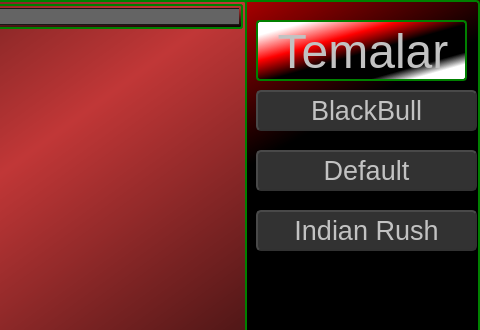
Above: gui.ui from nicktimur/Python-OOP-MP3-Player before the change; both pictures show x 734 to 1214 and y 0 to 330 of the 1214 by 669 pixel window. Below: the same form after it.
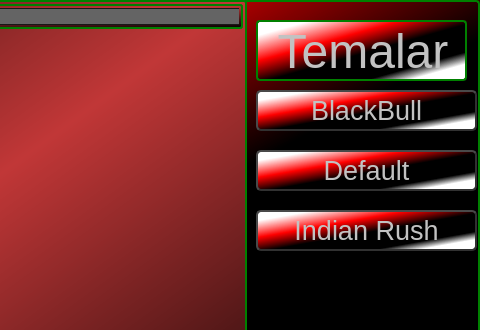
That is the form after the change. Icons and pictures are not drawn.

Commit message: Son güncelleme - TEMA BUTONLARI DEĞİŞTİ

Patch:
```diff
--- a/gui.ui
+++ b/gui.ui
@@ -746,7 +746,7 @@
     border: 2px solid #313131;
     border-radius: 5px;
     border-style: outset;
-    background:  rgb(50, 50, 50);
+   background-color: qlineargradient(spread:pad, x1:0, y1:0, x2:1, y2:1, stop:0.125 rgba(255, 255, 255, 255), stop:0.340909 rgba(255, 0, 0, 255), stop:0.528409 rgba(0, 0, 0, 255), stop:0.761364 rgba(0, 0, 0, 255), stop:0.863636 rgba(255, 255, 255, 255));
     }
 
 QPushButton:hover {
@@ -837,7 +837,7 @@
     border: 2px solid #313131;
     border-radius: 5px;
     border-style: outset;
-    background:  rgb(50, 50, 50);
+    background-color: qlineargradient(spread:pad, x1:0, y1:0, x2:1, y2:1, stop:0.125 rgba(255, 255, 255, 255), stop:0.340909 rgba(255, 0, 0, 255), stop:0.528409 rgba(0, 0, 0, 255), stop:0.761364 rgba(0, 0, 0, 255), stop:0.863636 rgba(255, 255, 255, 255));
     }
 
 QPushButton:hover {
@@ -875,7 +875,7 @@
     border: 2px solid #313131;
     border-radius: 5px;
     border-style: outset;
-    background:  rgb(50, 50, 50);
+    background-color: qlineargradient(spread:pad, x1:0, y1:0, x2:1, y2:1, stop:0.125 rgba(255, 255, 255, 255), stop:0.340909 rgba(255, 0, 0, 255), stop:0.528409 rgba(0, 0, 0, 255), stop:0.761364 rgba(0, 0, 0, 255), stop:0.863636 rgba(255, 255, 255, 255));
     }
 
 QPushButton:hover {
```
The commit also changes 1 other file.
